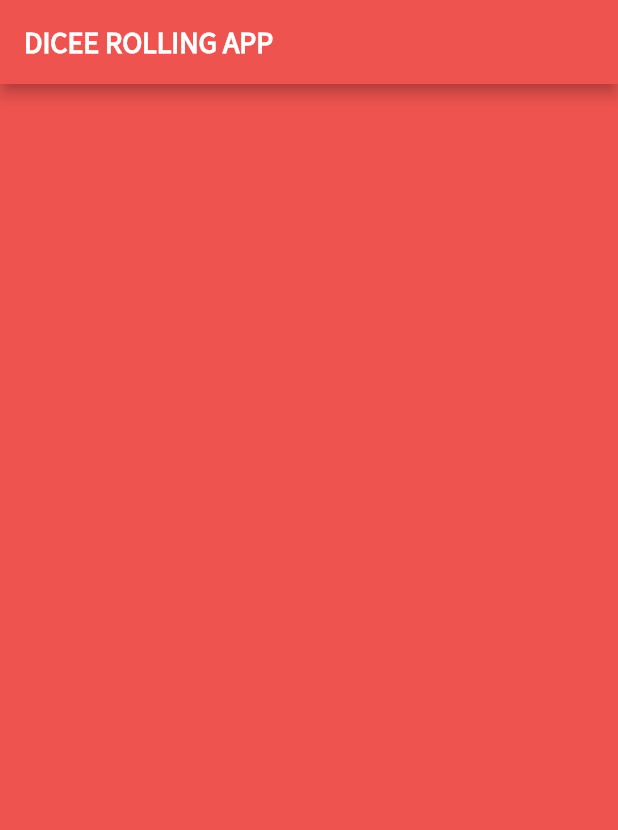
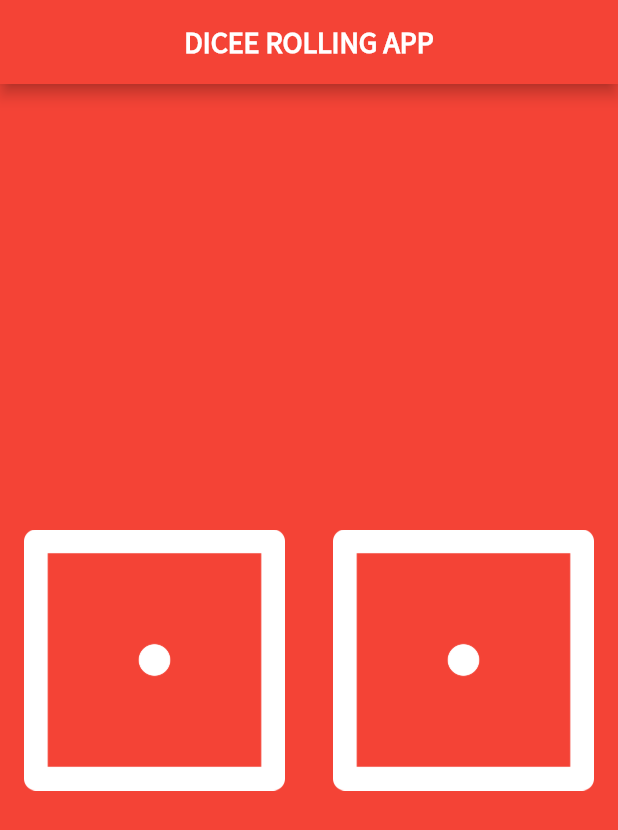
Before and after one commit to a666hn/dicee-rolling-app, a Flutter app: the screen it shows after launch, on a phone screen of 412 x 824 dp. Shown: the top 830 px of the screen. Run offline on Flutter 3.47's test engine with Material 2 defaults, Android fonts, the phone set to English and light mode, and no system bars.

```diff
--- a/lib/main.dart
+++ b/lib/main.dart
@@ -1,22 +1,28 @@
+import 'package:flutter/foundation.dart';
 import 'package:flutter/material.dart';
 
 void main() {
-  runApp(const DiceeRollingApp());
+  runApp(const DiceeRollingApp(
+    title: 'DICEE ROLLING APP',
+  ));
 }
 
 class DiceeRollingApp extends StatelessWidget {
-  const DiceeRollingApp({Key? key}) : super(key: key);
+  const DiceeRollingApp({Key? key, this.title = ''}) : super(key: key);
+
+  final String title;
 
   @override
   Widget build(BuildContext context) {
     return MaterialApp(
       home: Scaffold(
-        backgroundColor: Colors.red.shade400,
+        backgroundColor: Colors.red,
         appBar: AppBar(
-          backgroundColor: Colors.red.shade400,
-          title: const Text(
-            'DICEE ROLLING APP',
-            style: TextStyle(
+          backgroundColor: Colors.red,
+          centerTitle: true,
+          title: Text(
+            title,
+            style: const TextStyle(
               fontFamily: 'Source Sans Pro',
               fontWeight: FontWeight.w800,
             ),
@@ -28,11 +34,66 @@ class DiceeRollingApp extends StatelessWidget {
   }
 }
 
-class DicePage extends StatelessWidget {
+class DicePage extends StatefulWidget {
   const DicePage({Key? key}) : super(key: key);
 
   @override
+  _DicePageState createState() => _DicePageState();
+}
+
+class _DicePageState extends State<DicePage> {
+  int leftDiceNumber = 1;
+  int rightDiceNumber = 1;
+
+  @override
   Widget build(BuildContext context) {
-    return Container();
+    return Center(
+      child: Row(
+        children: <Widget>[
+          Expanded(
+            child: Padding(
+              padding: const EdgeInsets.all(8.0),
+              child: TextButton(
+                onPressed: () {
+                  setState(() {
+                    if (leftDiceNumber == 6) {
+                      leftDiceNumber = 1;
+                    } else {
+                      leftDiceNumber++;
+                    }
+                  });
+
+                  if (kDebugMode) {
+                    print(leftDiceNumber);
+                  }
+                },
+                child: Image.asset('assets/images/dice$leftDiceNumber.png'),
+              ),
+            ),
+          ),
+          Expanded(
+            child: Padding(
+              padding: const EdgeInsets.all(8.0),
+              child: TextButton(
+                onPressed: () {
+                  setState(() {
+                    if (rightDiceNumber == 6) {
+                      rightDiceNumber = 1;
+                    } else {
+                      rightDiceNumber++;
+                    }
+                  });
+
+                  if (kDebugMode) {
+                    print(rightDiceNumber);
+                  }
+                },
+                child: Image.asset('assets/images/dice$rightDiceNumber.png'),
+              ),
+            ),
+          ),
+        ],
+      ),
+    );
   }
 }
```
